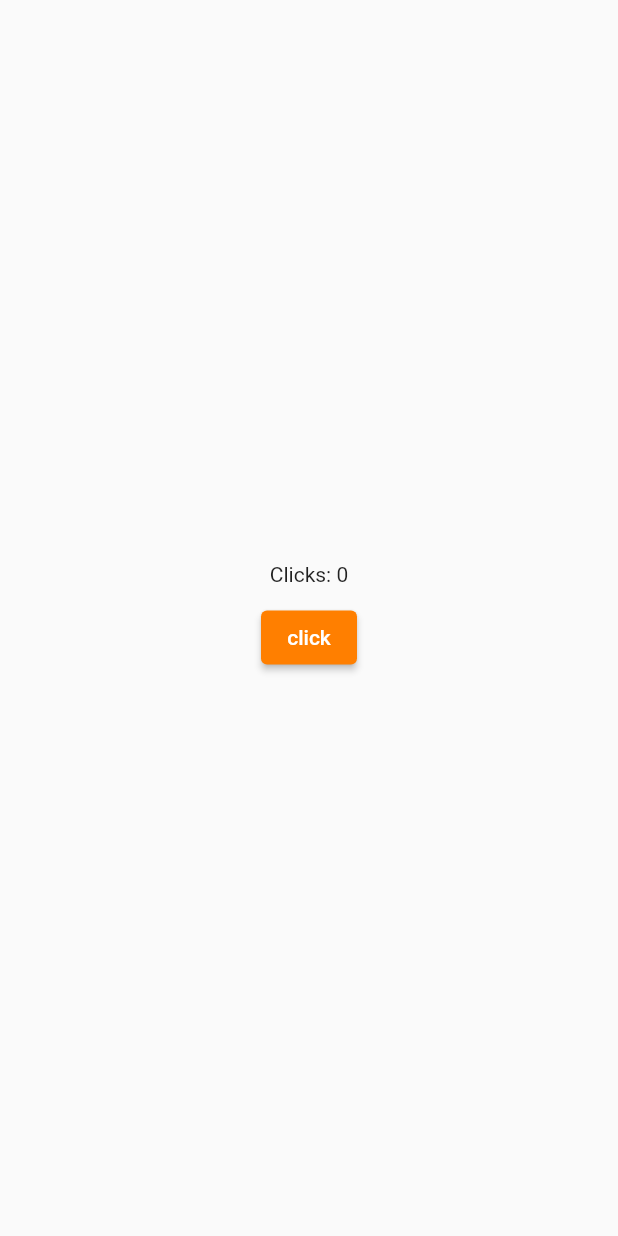
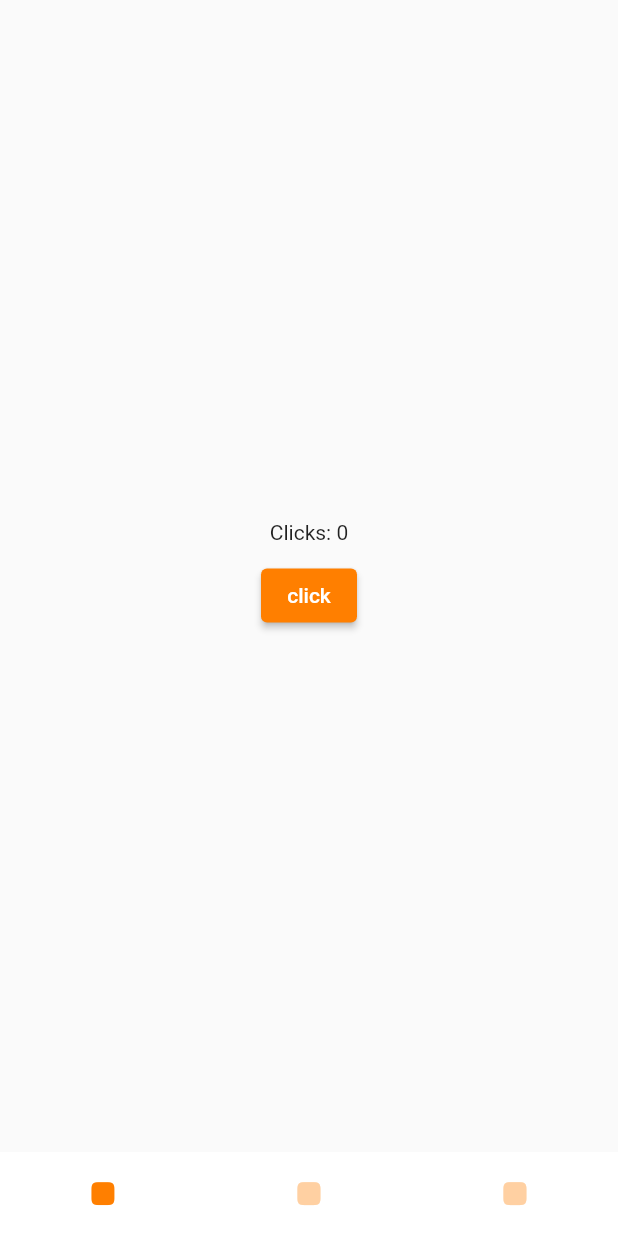
Before and after one commit to YesserBs/default_structure, a Flutter app: the screen it shows after launch, on a phone screen of 412 x 824 dp. Run offline on Flutter 3.47's test engine with Material 2 defaults, Android fonts, the phone set to English and light mode, and no system bars; our stand-ins replace get.

```diff
--- a/lib/main.dart
+++ b/lib/main.dart
@@ -16,7 +16,7 @@ class MyApp extends StatelessWidget {
       /* You can make a function that returns the page that should
       be shown, depending on a boolean, for example if (isAuthenticated)
       show HomePage, else show LoginPage*/
-      initialRoute: AppPages.Home,
+      initialRoute: AppPages.DASHBOARD,
       getPages: AppPages.list,
       debugShowCheckedModeBanner: false,
       theme: ThemeData(
--- /dev/null
+++ b/lib/pages/dashboard/dahboard_page.dart
@@ -0,0 +1,67 @@
+import 'package:default_structure/settings/constant/config.dart';
+import 'package:flutter/cupertino.dart';
+import 'package:flutter/material.dart';
+import 'package:get/get.dart';
+import 'package:get/get_core/src/get_main.dart';
+import '../details/details_page.dart';
+import '../home/home_page.dart';
+import 'dashboard_controller.dart';
+
+class DashboardPage extends StatelessWidget {
+  DashboardController DC = Get.find();
+
+
+
+  @override
+  Widget build(BuildContext context) {
+    return GetBuilder<DashboardController>(
+        builder: (controller) {
+          return Scaffold(
+            body: SafeArea(
+              child: IndexedStack(
+                index: DC.tabIndex,
+                children: [
+                  HomePage(),
+                  DetailsPage(),
+                  DetailsPage()
+                ],
+              ),
+            ),
+            bottomNavigationBar: BottomNavigationBar(
+              unselectedItemColor: config.lightPrimaryColor,
+              selectedItemColor: config.primaryColor,
+              onTap: DC.changeTabIndex,
+              currentIndex: DC.tabIndex, //controller.tabIndex,
+              showSelectedLabels: false,
+              showUnselectedLabels: false,
+              type: BottomNavigationBarType.fixed,
+              backgroundColor: Colors.white,
+              elevation: 0,
+              items: [
+                _bottomNavigationBarItem(
+                  icon: CupertinoIcons.app_fill,
+                  label: 'Home',
+                ),
+                _bottomNavigationBarItem(
+                  icon: CupertinoIcons.app_fill,
+                  label: 'Cart',
+                ),
+                _bottomNavigationBarItem(
+                  icon: CupertinoIcons.app_fill,
+                  label: 'Cart',
+                ),
+              ],
+            ),
+          );
+        }
+        );
+  }
+
+  // Helper method to create a BottomNavigationBarItem
+  _bottomNavigationBarItem({required IconData icon, required String label}) {
+    return BottomNavigationBarItem(
+      icon: Icon(icon, size: 20),
+      label: label,
+    );
+  }
+}
--- /dev/null
+++ b/lib/pages/dashboard/dashboard_controller.dart
@@ -0,0 +1,13 @@
+import 'package:get/get.dart';
+
+// Controller for the dashboard page
+class DashboardController extends GetxController {
+  var tabIndex = 0; // Current index for the bottom navigation bar
+
+  // Method to change the tab index and trigger updates
+  void changeTabIndex(int index) {
+    print(tabIndex);
+    tabIndex = index; // Set the new tab index
+    update(); // Trigger an update to rebuild the UI
+  }
+}
--- a/lib/settings/app_pages.dart
+++ b/lib/settings/app_pages.dart
@@ -1,6 +1,6 @@
-import 'package:default_structure/pages/details/details_page.dart';
 import 'package:default_structure/pages/home/home_page.dart';
 import 'package:get/get_navigation/src/routes/get_route.dart';
+import '../pages/dashboard/dahboard_page.dart';
 import 'binding.dart';
 
 
@@ -10,18 +10,18 @@ For simplicty i used DetailsPage and didn't make a login page here:
 */
 
 class AppPages {
-  static const String Home = '/home';
-  static const String Details = '/details';
+  static const String DASHBOARD = '/';
+  static const String HOME = '/home';
 
   static var list = [
     GetPage(
-      name: Home,
-      page: () => HomePage(),
+      name: DASHBOARD,
+      page: () => DashboardPage(),
       binding: Binding(),
     ),
     GetPage(
-      name: Details,
-      page: () => DetailsPage(),
+      name: HOME,
+      page: () => HomePage(),
       binding: Binding(),
     ),
   ];
--- a/lib/settings/binding.dart
+++ b/lib/settings/binding.dart
@@ -1,11 +1,13 @@
 import 'package:get/get.dart';
 import 'package:get/get_core/src/get_main.dart';
 import 'package:get/get_instance/src/bindings_interface.dart';
+import '../pages/dashboard/dashboard_controller.dart';
 import '../pages/home/home_controller.dart';
 
 class Binding extends Bindings {
   @override
   void dependencies() {
     Get.lazyPut<HomeController>(() => HomeController());
+    Get.lazyPut<DashboardController>(() => DashboardController());
   }
 }
--- a/lib/settings/constant/config.dart
+++ b/lib/settings/constant/config.dart
@@ -3,7 +3,7 @@ import 'package:flutter/material.dart';
 class config {
   // colors
   static const Color primaryColor = Color(0xFFFF7F00);
-  static const Color lightPrimaryColor = Color(0xFFFFF3D7);
+  static const Color lightPrimaryColor = Color(0xFFFFFD0A2);
 
   // font families
   static const String font = 'OstrichSans';
```
